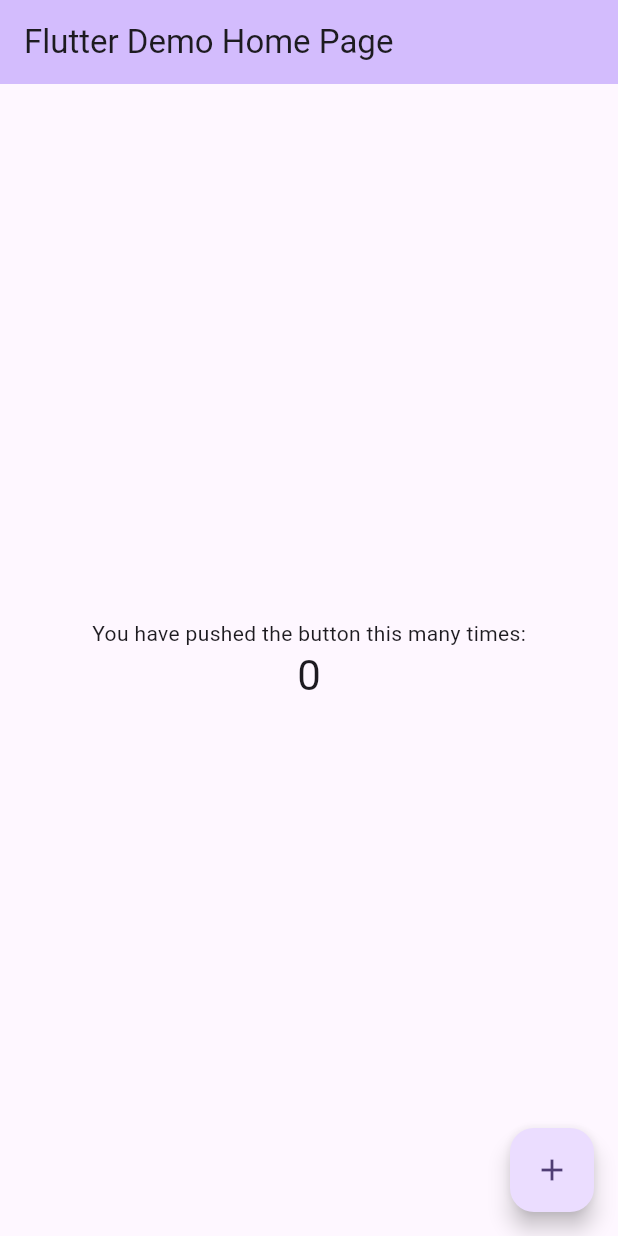
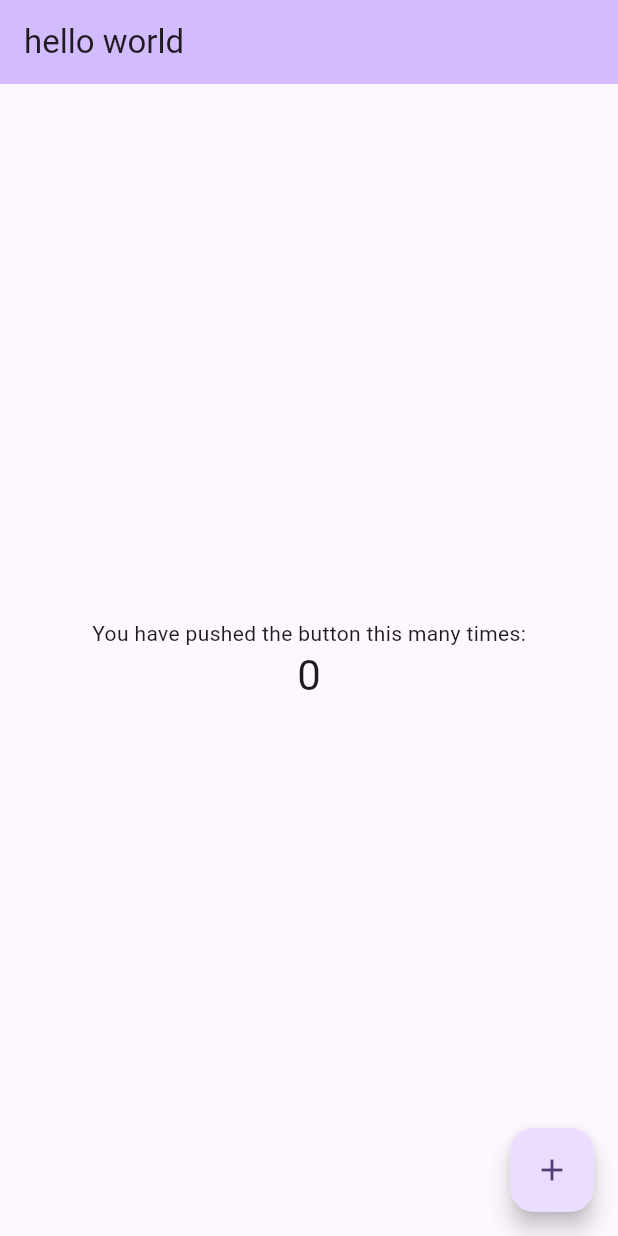
Before and after one commit to codywhunt/my_flutter_app, a Flutter app: the screen it shows after launch, on a phone screen of 412 x 824 dp. Run offline on Flutter 3.47's test engine with Material 3 defaults, Android fonts, the phone set to English and light mode, and no system bars.

Commit message:
testing testing

```diff
--- a/lib/main.dart
+++ b/lib/main.dart
@@ -83,7 +83,7 @@ class _MyHomePageState extends State<MyHomePage> {
         backgroundColor: Theme.of(context).colorScheme.inversePrimary,
         // Here we take the value from the MyHomePage object that was created by
         // the App.build method, and use it to set our appbar title.
-        title: Text(widget.title),
+        title: Text('hello world'),
       ),
       body: Center(
         // Center is a layout widget. It takes a single child and positions it
```
Also changed, not shown: 1 other file.
